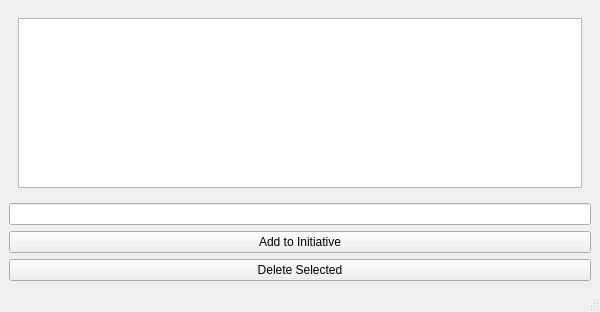
Old version of the form src/main/python/mainWindowTable.ui in the repository TheRedshift/DMShield.
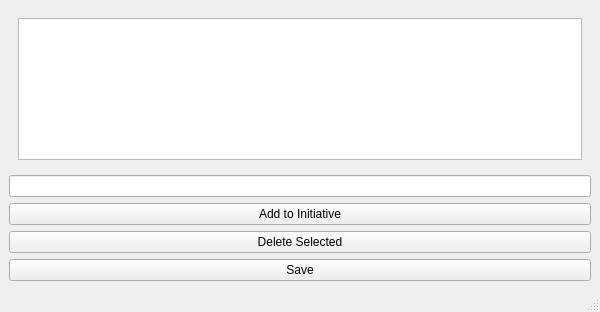
New version of the form.

```diff
--- a/src/main/python/mainWindowTable.ui
+++ b/src/main/python/mainWindowTable.ui
@@ -57,6 +57,13 @@
       </property>
      </widget>
     </item>
+    <item>
+     <widget class="QPushButton" name="saveButton">
+      <property name="text">
+       <string>Save</string>
+      </property>
+     </widget>
+    </item>
    </layout>
   </widget>
   <widget class="QMenuBar" name="menubar">
```
